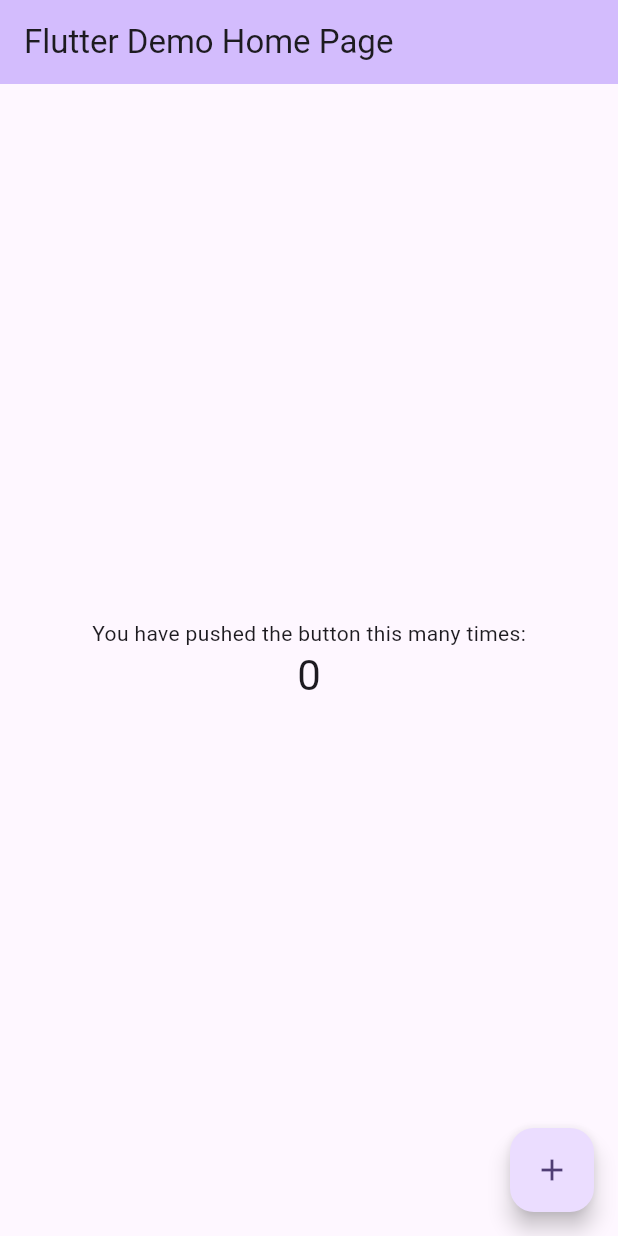
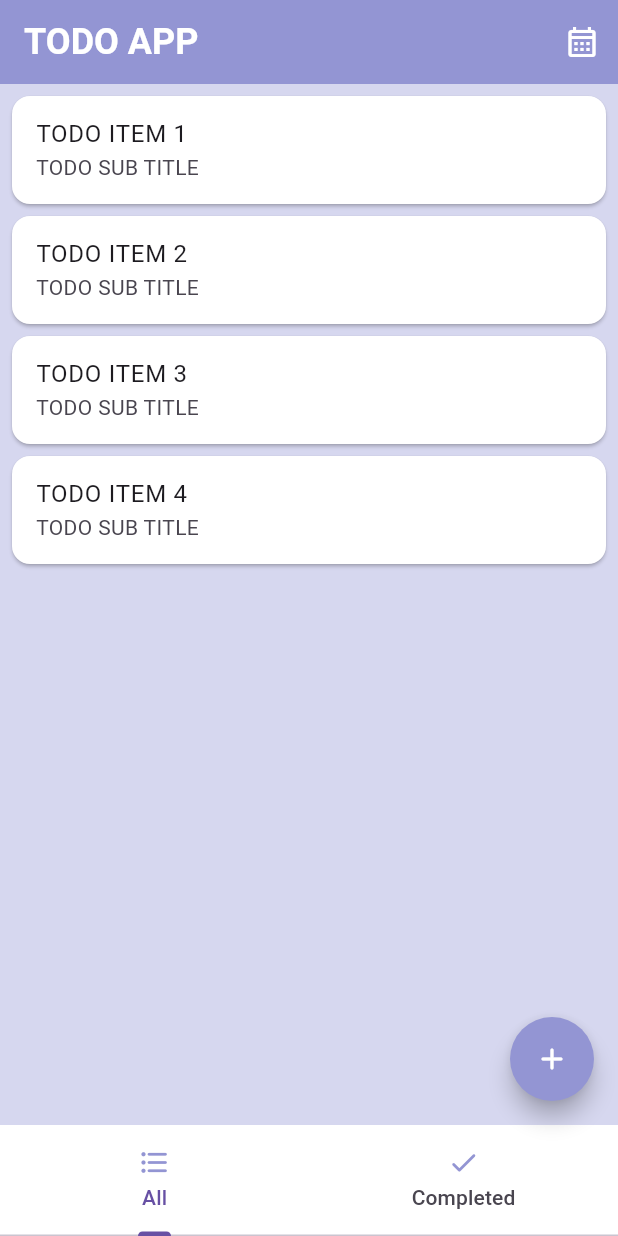
Before and after one commit to Cahidenuryalcin/todoApp, a Flutter app: the screen it shows after launch, on a phone screen of 412 x 824 dp. Run offline on Flutter 3.47's test engine with Material 3 defaults, Android fonts, the phone set to English and light mode, and no system bars; missing offline and left inert: dart:ffi; Roboto replaces fonts that are missing (Montserrat).

Commit message:
24.04.24

```diff
--- a/lib/main.dart
+++ b/lib/main.dart
@@ -1,4 +1,7 @@
+import 'dart:ffi';
+
 import 'package:flutter/material.dart';
+import 'package:flutter/widgets.dart';
 
 void main() {
   runApp(const MyApp());
@@ -7,119 +10,117 @@
 class MyApp extends StatelessWidget {
   const MyApp({super.key});
 
-  // This widget is the root of your application.
   @override
   Widget build(BuildContext context) {
-    return MaterialApp(
-      title: 'Flutter Demo',
-      theme: ThemeData(
-        // This is the theme of your application.
-        //
-        // TRY THIS: Try running your application with "flutter run". You'll see
-        // the application has a purple toolbar. Then, without quitting the app,
-        // try changing the seedColor in the colorScheme below to Colors.green
-        // and then invoke "hot reload" (save your changes or press the "hot
-        // reload" button in a Flutter-supported IDE, or press "r" if you used
-        // the command line to start the app).
-        //
-        // Notice that the counter didn't reset back to zero; the application
-        // state is not lost during the reload. To reset the state, use hot
-        // restart instead.
-        //
-        // This works for code too, not just values: Most code changes can be
-        // tested with just a hot reload.
-        colorScheme: ColorScheme.fromSeed(seedColor: Colors.deepPurple),
-        useMaterial3: true,
-      ),
-      home: const MyHomePage(title: 'Flutter Demo Home Page'),
+    return const MaterialApp(
+      debugShowCheckedModeBanner: false,
+      home: AnaSayfa(),
     );
   }
 }
 
-class MyHomePage extends StatefulWidget {
-  const MyHomePage({super.key, required this.title});
-
-  // This widget is the home page of your application. It is stateful, meaning
-  // that it has a State object (defined below) that contains fields that affect
-  // how it looks.
-
-  // This class is the configuration for the state. It holds the values (in this
-  // case the title) provided by the parent (in this case the App widget) and
-  // used by the build method of the State. Fields in a Widget subclass are
-  // always marked "final".
-
-  final String title;
+class AnaSayfa extends StatefulWidget {
+  const AnaSayfa({super.key});
 
   @override
-  State<MyHomePage> createState() => _MyHomePageState();
+  State<AnaSayfa> createState() => _AnaSayfaState();
 }
 
-class _MyHomePageState extends State<MyHomePage> {
-  int _counter = 0;
+class _AnaSayfaState extends State<AnaSayfa>
+    with SingleTickerProviderStateMixin {
+  late TabController tabController;
 
-  void _incrementCounter() {
-    setState(() {
-      // This call to setState tells the Flutter framework that something has
-      // changed in this State, which causes it to rerun the build method below
-      // so that the display can reflect the updated values. If we changed
-      // _counter without calling setState(), then the build method would not be
-      // called again, and so nothing would appear to happen.
-      _counter++;
-    });
+  List<String> todoItems = [
+    "TODO ITEM 1",
+    "TODO ITEM 2",
+    "TODO ITEM 3",
+    "TODO ITEM 4"
+  ]; // Örnek veri listesi
+
+  @override
+  void initState() {
+    // TODO: implement initState
+    super.initState();
+    tabController = TabController(length: 2, vsync: this);
+  }
+
+  @override
+  void dispose() {
+    tabController.dispose();
+    super.dispose();
   }
 
   @override
   Widget build(BuildContext context) {
-    // This method is rerun every time setState is called, for instance as done
-    // by the _incrementCounter method above.
-    //
-    // The Flutter framework has been optimized to make rerunning build methods
-    // fast, so that you can just rebuild anything that needs updating rather
-    // than having to individually change instances of widgets.
     return Scaffold(
-      appBar: AppBar(
-        // TRY THIS: Try changing the color here to a specific color (to
-        // Colors.amber, perhaps?) and trigger a hot reload to see the AppBar
-        // change color while the other colors stay the same.
-        backgroundColor: Theme.of(context).colorScheme.inversePrimary,
-        // Here we take the value from the MyHomePage object that was created by
-        // the App.build method, and use it to set our appbar title.
-        title: Text(widget.title),
-      ),
-      body: Center(
-        // Center is a layout widget. It takes a single child and positions it
-        // in the middle of the parent.
-        child: Column(
-          // Column is also a layout widget. It takes a list of children and
-          // arranges them vertically. By default, it sizes itself to fit its
-          // children horizontally, and tries to be as tall as its parent.
-          //
-          // Column has various properties to control how it sizes itself and
-          // how it positions its children. Here we use mainAxisAlignment to
-          // center the children vertically; the main axis here is the vertical
-          // axis because Columns are vertical (the cross axis would be
-          // horizontal).
-          //
-          // TRY THIS: Invoke "debug painting" (choose the "Toggle Debug Paint"
-          // action in the IDE, or press "p" in the console), to see the
-          // wireframe for each widget.
-          mainAxisAlignment: MainAxisAlignment.center,
-          children: <Widget>[
-            const Text(
-              'You have pushed the button this many times:',
+      backgroundColor: Color.fromRGBO(214, 215, 239, 1),
+      bottomNavigationBar: Material(
+        color: Colors.white,
+        child: TabBar(
+          controller: tabController,
+          tabs: [
+            Tab(
+              height: 68,
+              icon: Icon(
+                Icons.format_list_bulleted_rounded,
+                color: Color.fromRGBO(147, 149, 211, 1),
+                size: 22,
+              ),
+              child: Text("All"),
             ),
-            Text(
-              '$_counter',
-              style: Theme.of(context).textTheme.headlineMedium,
+            Tab(
+              icon: Icon(
+                Icons.check_rounded,
+                color: Color.fromRGBO(147, 149, 211, 1),
+                size: 22,
+              ),
+              child: Text("Completed"),
             ),
           ],
         ),
       ),
+      appBar: AppBar(
+        backgroundColor: Color.fromRGBO(147, 149, 211, 1),
+        title: Text(
+          "TODO APP",
+          style: TextStyle(
+            fontFamily: "Montserrat",
+            fontSize: 24,
+            fontWeight: FontWeight.bold,
+            color: Colors.white,
+          ),
+        ),
+        actions: [
+          IconButton(
+              onPressed: () {},
+              icon: Icon(
+                Icons.calendar_month_outlined,
+                color: Colors.white,
+              ))
+        ],
+      ),
+      body: ListView.builder(
+        padding: EdgeInsets.all(4.0),
+        itemCount: todoItems.length,
+        itemBuilder: (context, index) {
+          return Card(
+            color: Color.fromRGBO(255, 255, 255, 1),
+            child: ListTile(
+              title: Text(todoItems[index]),
+              subtitle: Text("TODO SUB TITLE"),
+            ),
+          );
+        },
+      ),
       floatingActionButton: FloatingActionButton(
-        onPressed: _incrementCounter,
-        tooltip: 'Increment',
-        child: const Icon(Icons.add),
-      ), // This trailing comma makes auto-formatting nicer for build methods.
+        shape: CircleBorder(),
+        backgroundColor: Color.fromRGBO(147, 149, 211, 1),
+        onPressed: () {},
+        child: Icon(
+          Icons.add_rounded,
+          color: Colors.white,
+        ),
+      ),
     );
   }
 }
```
